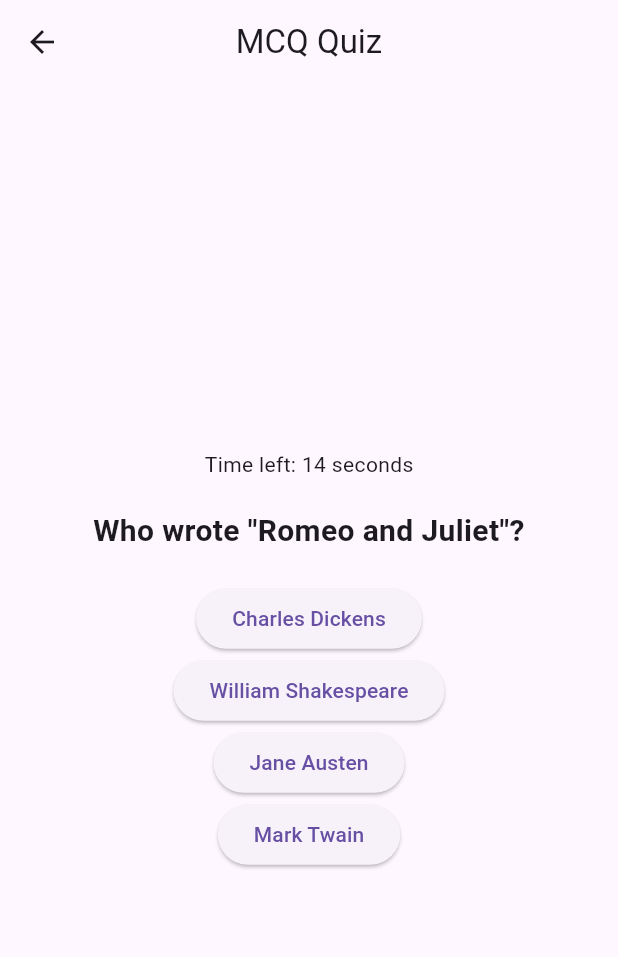
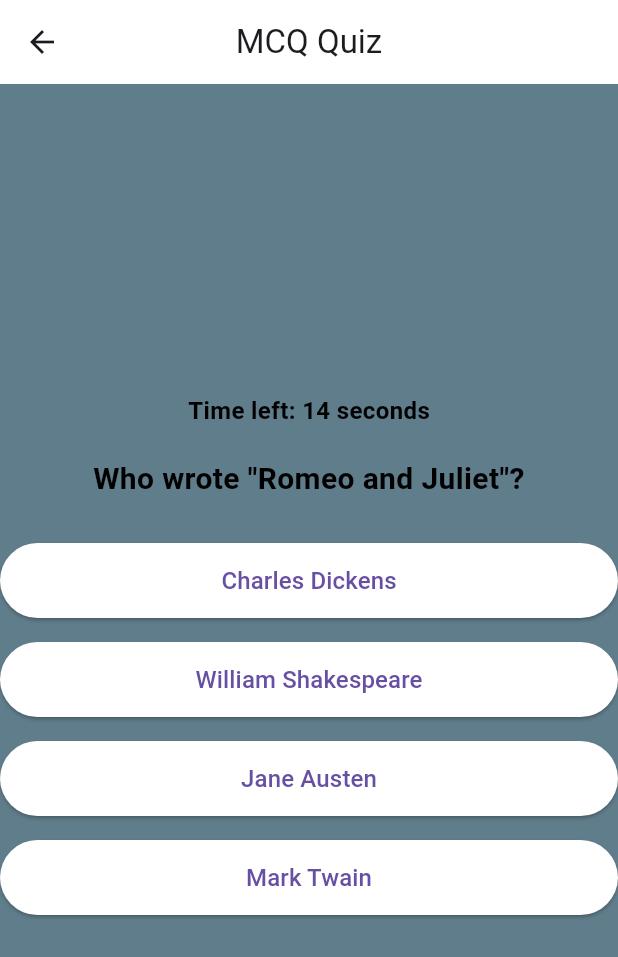
Before and after one commit to karimkaraki99/mcqapp, a Flutter app: the screen it shows after launch, after a tap on "Start Game", on a phone screen of 412 x 824 dp. Shown: the top 957 px of the screen. Run offline on Flutter 3.47's test engine with Material 3 defaults, Android fonts, the phone set to English and light mode, and no system bars.

Commit message:
quiz page design

```diff
--- a/lib/home.dart
+++ b/lib/home.dart
@@ -37,10 +37,11 @@ class _HomeState extends State<Home> {
           },
           style: ElevatedButton.styleFrom(
             primary: Colors.white,
+            fixedSize: Size(280, 100),
           ),
             child: const Text(
               'Start Game',
-              style: TextStyle(fontSize: 20, color: Colors.black),
+              style: TextStyle(fontSize: 30, color: Colors.black),
             ),
           ),
             const SizedBox(height: 20),
@@ -50,10 +51,12 @@ class _HomeState extends State<Home> {
           },
           style: ElevatedButton.styleFrom(
             primary: Colors.white,
+            fixedSize: Size(220, 80),
           ),
+
           child: const Text(
             'Exit App',
-            style: TextStyle(fontSize: 20, color: Colors.red),
+            style: TextStyle(fontSize: 26, color: Colors.red),
           ),
         ),
           ],
--- a/lib/main.dart
+++ b/lib/main.dart
@@ -13,7 +13,7 @@ class MyApp extends StatelessWidget {
     return const MaterialApp(
       debugShowCheckedModeBanner: false,
       title: 'MCQ APP',
-      home: Home() // calls the main page to display the application interface
+      home: Home()
     );
   }
 }
--- a/lib/quiz.dart
+++ b/lib/quiz.dart
@@ -1,5 +1,5 @@
+import 'dart:async';
 import 'package:flutter/material.dart';
-import 'dart:async';
 
 class QuizPage extends StatefulWidget {
   const QuizPage({Key? key}) : super(key: key);
@@ -106,29 +106,39 @@ class _QuizPageState extends State<QuizPage> {
       appBar: AppBar(
         title: const Text('MCQ Quiz'),
         centerTitle: true,
+        backgroundColor: Colors.white,
       ),
+      backgroundColor: Colors.blueGrey,
       body: _questionIndex < _questions.length
           ? Column(
         mainAxisAlignment: MainAxisAlignment.center,
         children: <Widget>[
-          Text('Time left: $_timerSeconds seconds'),
+          Text(
+            'Time left: $_timerSeconds seconds',
+            style: TextStyle(fontSize: 16, fontWeight: FontWeight.bold, color: Colors.black),
+          ),
           const SizedBox(height: 20),
-
           Center(
             child: Text(
               _questions[_questionIndex]['questionText'] as String,
-              style: TextStyle(fontSize: 20, fontWeight: FontWeight.bold),
+              style: TextStyle(fontSize: 20, fontWeight: FontWeight.bold, color: Colors.black),
               textAlign: TextAlign.center,
             ),
           ),
           const SizedBox(height: 20),
-
           ...(_questions[_questionIndex]['answers'] as List<Map<String, Object>>).map((answer) {
-            return ElevatedButton(
-              onPressed: () {
-                _answerQuestion(answer['isCorrect'] as bool);
-              },
-              child: Text(answer['text'] as String),
+            return Padding(
+              padding: const EdgeInsets.symmetric(vertical: 8.0),
+              child: ElevatedButton(
+                onPressed: () {
+                  _answerQuestion(answer['isCorrect'] as bool);
+                },
+                style: ElevatedButton.styleFrom(
+                  primary: Colors.white,
+                  minimumSize: Size(double.infinity, 50),
+                ),
+                child: Text(answer['text'] as String, style: TextStyle(fontSize: 16)),
+              ),
             );
           }).toList(),
         ],
@@ -139,22 +149,32 @@ class _QuizPageState extends State<QuizPage> {
           children: [
             Text(
               'Quiz completed! Total Score: $_totalScore',
-              style: TextStyle(fontSize: 20),
+              style: TextStyle(fontSize: 20, fontWeight: FontWeight.bold),
             ),
+            const SizedBox(height: 20),
             ElevatedButton(
               onPressed: () {
                 Navigator.pushReplacement(
-                    context,
-                    MaterialPageRoute(builder: (context) => QuizPage()),
+                  context,
+                  MaterialPageRoute(builder: (context) => QuizPage()),
                 );
               },
-              child: const Text('Restart Quiz'),
+              style: ElevatedButton.styleFrom(
+                primary: Colors.white,
+                minimumSize: Size(double.infinity, 50),
+              ),
+              child: const Text('Restart Quiz', style: TextStyle(fontSize: 16)),
             ),
+            const SizedBox(height: 10),
             ElevatedButton(
               onPressed: () {
                 Navigator.pop(context);
               },
-              child: const Text('Main Page'),
+              style: ElevatedButton.styleFrom(
+                primary: Colors.white,
+                minimumSize: Size(double.infinity, 50),
+              ),
+              child: const Text('Main Page', style: TextStyle(fontSize: 16)),
             ),
           ],
         ),
```
Lines whose indentation alone changed are shown as unchanged.
